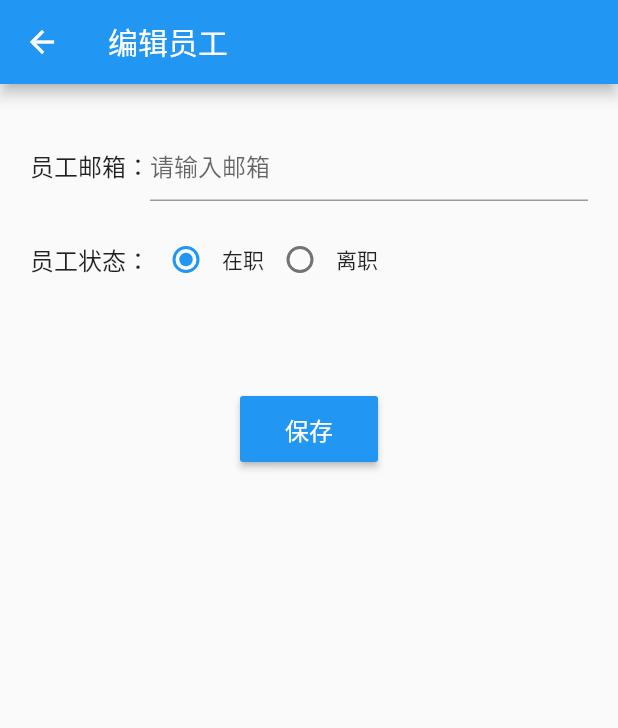
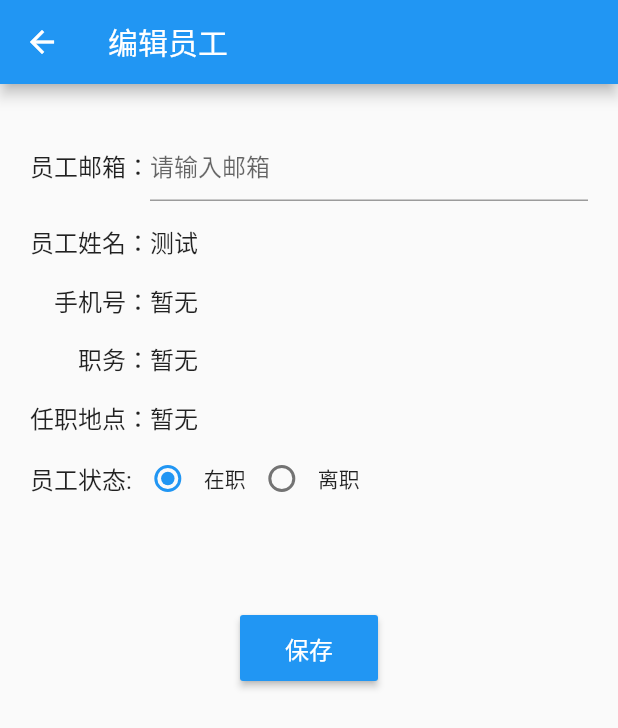
Before and after one commit to flutterteams/wm_library_app, a Flutter app: the EditPersonPage screen opened by its route, on a phone screen of 412 x 824 dp. Shown: the top 728 px of the screen. Run offline on Flutter 3.47's test engine with Material 2 defaults, Android fonts, the phone set to English and light mode, and no system bars; our stand-ins replace dio, flutter_redux, redux, shared_preferences; accounts and stored records are empty; generated files the repository leaves out were written again.

Commit message:
人员管理功能优化

```diff
--- a/lib/dao/person.dart
+++ b/lib/dao/person.dart
@@ -37,7 +37,9 @@ class PersonDao {
               response.data['data'][i]['email'],
               response.data['data'][i]['phone'],
               response.data['data'][i]['status'],
-              response.data['data'][i]['id'])
+              response.data['data'][i]['id'],
+              response.data['data'][i]['company_id'],
+              response.data['data'][i]['position'])
           );
         }
         //print("===="+list.length.toString());
--- a/lib/model/person.dart
+++ b/lib/model/person.dart
@@ -6,8 +6,10 @@ class Person {
   String phone;
   int status;
   int id;
+  int company_id;
+  String position;
 
-  Person(this.name,this.email,this.phone,this.status,this.id);
+  Person(this.name,this.email,this.phone,this.status,this.id,this.company_id,this.position);
 
   Person.empty();
 }
--- a/lib/reducers/add-person-reducer.dart
+++ b/lib/reducers/add-person-reducer.dart
@@ -16,20 +16,20 @@ Person _changeAll(Person person, action) {
 
 Person _changePerson(Person person, action) {
   print(person.email);
-  person = new Person(person.name, person.email, person.phone, person.status, person.id);
+  person = new Person(person.name, person.email, person.phone, person.status, person.id,person.company_id,person.position);
   return person;
 }
 
 Person _changeEmail(Person person, action) {
   print("====actionname===="+action.email);
-  person = new Person(person.name, action.email == '' ? null : action.email, person.phone, person.status, person.id);
+  person = new Person(person.name, action.email == '' ? null : action.email, person.phone, person.status, person.id,person.company_id,person.position);
  return person;
 }
 
 
 Person _changeType(Person person, action) {
   print("====actionstatusss===="+action.status.toString());
-  person = new Person(person.name , person.email, person.phone, action.status, person.id);
+  person = new Person(person.name , person.email, person.phone, action.status, person.id,person.company_id,person.position);
 
   return person;
 }
--- a/lib/views/person_page/edit.dart
+++ b/lib/views/person_page/edit.dart
@@ -123,7 +123,7 @@ class _EditPersonPageState extends State<EditPersonPage> {
                               )),
                               keyboardType: TextInputType.text,
                               decoration: new InputDecoration(
-                                contentPadding: const EdgeInsets.symmetric(vertical: 10.0),
+                                contentPadding: const EdgeInsets.symmetric(vertical: 5.0),
 //                                border: OutlineInputBorder(
 //                                  borderRadius: BorderRadius.all(Radius.circular(10.0)),
 //                                ),
@@ -143,16 +143,75 @@ class _EditPersonPageState extends State<EditPersonPage> {
                 ),
 
                 new Padding(
-                  padding: new EdgeInsets.fromLTRB(20.0, 0.0, 20.0, 65.0),
+                  padding: new EdgeInsets.fromLTRB(20.0, 0.0, 20.0, 15.0),
                   child: new Row(
                     children: <Widget>[
                       new Container(
+                        child: new Text('员工姓名：', style: new TextStyle(fontSize: 16.0),
+                        ),
+                      ),
+                      new Text(store.state.person.name == null ? '测试': store.state.person.name,
+                        style: new TextStyle(fontSize: 16.0),
+                      ),
+                    ],
+                  ),
+                ),
+
+
+                new Padding(
+                  padding: new EdgeInsets.fromLTRB(36.0, 0.0, 20.0, 15.0),
+                  child: new Row(
+                    children: <Widget>[
+                      new Container(
+                        child: new Text('手机号：', style: new TextStyle(fontSize: 16.0),),
+                      ),
+                      new Text(store.state.person.phone == null ? '暂无': store.state.person.phone,
+                        style: new TextStyle(fontSize: 16.0),
+                      ),
+                    ],
+                  ),
+                ),
+
+                new Padding(
+                  padding: new EdgeInsets.fromLTRB(52.0, 0.0, 20.0, 15.0),
+                  child: new Row(
+                    children: <Widget>[
+                      new Container(
+                        child: new Text('职务：', style: new TextStyle(fontSize: 16.0),
+                        ),
+                      ),
+                      new Text(store.state.person.position == null ? '暂无': store.state.person.position,
+                        style: new TextStyle(fontSize: 16.0),
+                      ),
+                    ],
+                  ),
+                ),
+
+                new Padding(
+                  padding: new EdgeInsets.fromLTRB(20.0, 0.0, 20.0, 5.0),
+                  child: new Row(
+                    children: <Widget>[
+                      new Container(
+                        child: new Text('任职地点：', style: new TextStyle(fontSize: 16.0),),
+                      ),
+                      new Text(store.state.person.company_id == null ? '暂无':
+                                store.state.person.company_id == 1 ? '北京分公司':
+                                store.state.person.company_id == 2 ? '沈阳分公司':
+                                '广州总部',
+                        style: new TextStyle(fontSize: 16.0),
+                      ),
+                    ],
+                  ),
+                ),
+
+                new Padding(
+                  padding: new EdgeInsets.fromLTRB(20.0, 0.0, 20.0, 65.0),
+                  child: new Row(
+                    mainAxisAlignment: MainAxisAlignment.start,
+                    children: <Widget>[
+                      new Container(
                          //padding: const EdgeInsets.fromLTRB(5.0,0.0,5.0,35.0),
-                        child: new Text(
-                           '员工状态：',
-                           style: new TextStyle(
-                           fontSize: 16.0
-                           ),
+                        child: new Text('员工状态:', style: new TextStyle(fontSize: 16.0),
                         ),
                       ),
                       Radio<int>(
```
